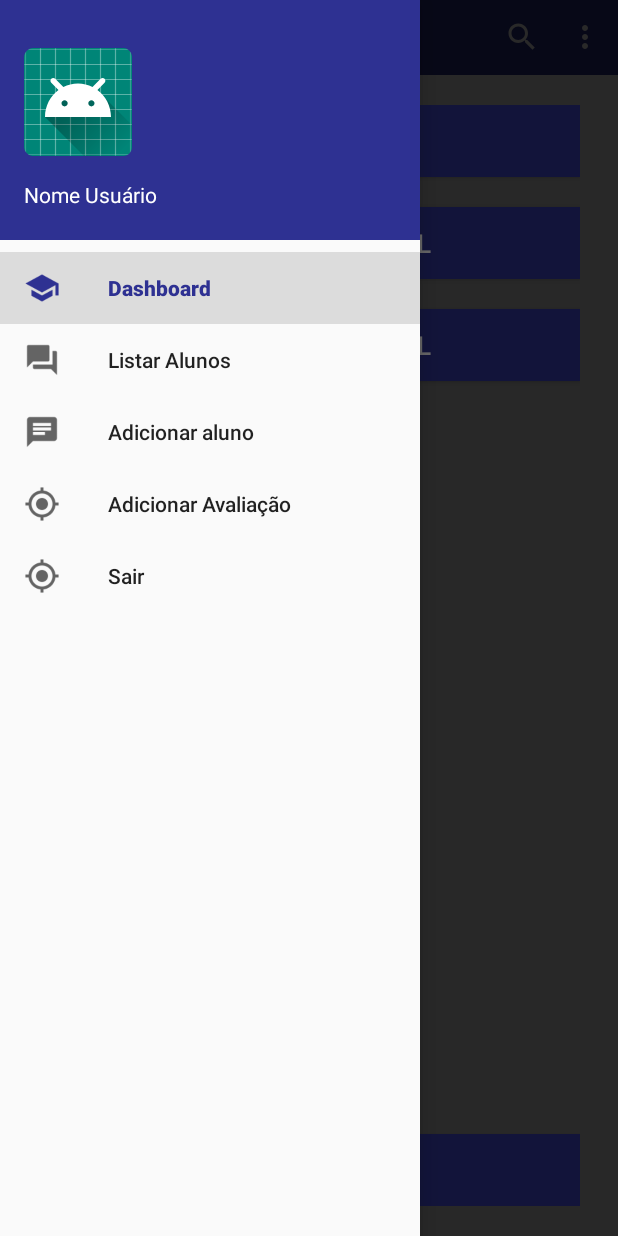
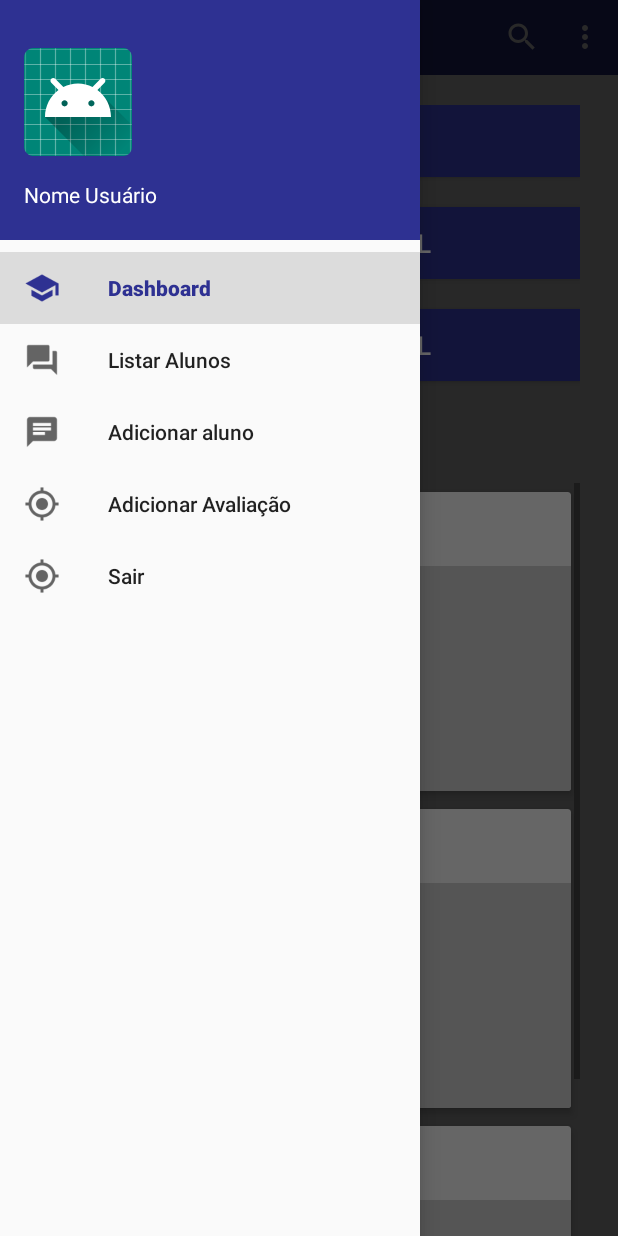
Before and after one commit to lrs96/app-gym-manager, an Android app: the MainActivity screen opened directly, with no data from a screen before it, with the side drawer open, on a phone screen of 412 x 824 dp. Run offline under Robolectric (Android 15) with nearby library versions, the phone set to English and light mode, and no system bars; our stand-ins replace Picasso; pictures from the network do not load.

Commit message:
Implementação do card views e reciclew view

```diff
--- a/app/build.gradle
+++ b/app/build.gradle
@@ -5,12 +5,12 @@ apply plugin: 'kotlin-android'
 apply plugin: 'kotlin-android-extensions'
 
 android {
-    compileSdkVersion 29
+    compileSdkVersion 28
     buildToolsVersion "29.0.3"
     defaultConfig {
         applicationId "br.com.app_my_manage_mobile"
         minSdkVersion 28
-        targetSdkVersion 29
+        targetSdkVersion 28
         versionCode 1
         versionName "1.0"
         testInstrumentationRunner "androidx.test.runner.AndroidJUnitRunner"
@@ -30,6 +30,7 @@ dependencies {
     implementation 'androidx.appcompat:appcompat:1.1.0'
     implementation 'androidx.core:core-ktx:1.2.0'
     implementation 'androidx.constraintlayout:constraintlayout:1.1.3'
+    implementation 'com.squareup.picasso:picasso:2.5.2'
     testImplementation 'junit:junit:4.12'
     androidTestImplementation 'androidx.test.ext:junit:1.1.1'
     androidTestImplementation 'androidx.test.espresso:espresso-core:3.2.0'
--- a/app/src/main/AndroidManifest.xml
+++ b/app/src/main/AndroidManifest.xml
@@ -2,6 +2,7 @@
 <manifest xmlns:android="http://schemas.android.com/apk/res/android"
     package="br.com.app_my_manage_mobile">
 
+    <uses-permission android:name="android.permission.INTERNET" />
     <application
         android:allowBackup="true"
         android:icon="@mipmap/ic_launcher"
--- /dev/null
+++ b/app/src/main/java/br/com/app_my_manage_mobile/Disciplina.kt
@@ -0,0 +1,16 @@
+package br.com.app_my_manage_mobile
+
+import java.io.Serializable
+
+class Disciplina : Serializable {
+
+    var id:Long = 0
+    var nome = ""
+    var ementa = ""
+    var foto = ""
+    var professor = ""
+
+    override fun toString(): String {
+        return "Disciplina(nome='$nome')"
+    }
+}
--- /dev/null
+++ b/app/src/main/java/br/com/app_my_manage_mobile/DisciplinaAdapter.kt
@@ -0,0 +1,78 @@
+package br.com.app_my_manage_mobile
+import androidx.cardview.widget.CardView
+import androidx.recyclerview.widget.RecyclerView
+import android.view.LayoutInflater
+import android.view.View
+import android.view.ViewGroup
+import android.widget.ImageView
+import android.widget.ProgressBar
+import android.widget.TextView
+import com.squareup.picasso.Picasso
+import  kotlinx.android.synthetic.main.adapter_disciplina.*
+
+// define o construtor que recebe a lista de disciplinas e o evento de clique
+class DisciplinaAdapter (
+    val disciplinas: List<Disciplina>,
+    val onClick: (Disciplina) -> Unit): RecyclerView.Adapter<DisciplinaAdapter.DisciplinasViewHolder>() {
+
+    // ViewHolder com os elemetos da tela
+    class DisciplinasViewHolder(view: View): RecyclerView.ViewHolder(view) {
+        val cardNome: TextView
+        val cardImg : ImageView
+        var cardProgress: ProgressBar
+        var cardView: CardView
+
+        init {
+            cardNome = view.findViewById<TextView>(R.id.cardNome)
+            cardImg = view.findViewById<ImageView>(R.id.cardImg)
+            cardProgress = view.findViewById<ProgressBar>(R.id.cardProgress)
+            cardView = view.findViewById<CardView>(R.id.card_disciplinas)
+
+        }
+
+    }
+
+    // Quantidade de disciplinas na lista
+
+    override fun getItemCount() = this.disciplinas.size
+
+    // inflar layout do adapter
+
+    override fun onCreateViewHolder(parent: ViewGroup, viewType: Int): DisciplinasViewHolder {
+        // infla view no adapter
+        val view = LayoutInflater.from(parent.context).inflate(R.layout.adapter_disciplina, parent, false)
+
+        // retornar ViewHolder
+        val holder = DisciplinasViewHolder(view)
+        return holder
+    }
+
+    // bind para atualizar Views com os dados
+
+    override fun onBindViewHolder(holder: DisciplinasViewHolder, position: Int) {
+        val context = holder.itemView.context
+
+        // recuperar objeto disciplina
+        val disciplina = disciplinas[position]
+
+        // atualizar dados de disciplina
+
+        holder.cardNome.text = disciplina.nome
+        holder.cardProgress.visibility = View.VISIBLE
+
+        // download da imagem
+        Picasso.with(context).load(disciplina.foto).fit().into(holder.cardImg,
+            object: com.squareup.picasso.Callback{
+                override fun onSuccess() {
+                    holder.cardProgress.visibility = View.GONE
+                }
+
+                override fun onError() {
+                    holder.cardProgress.visibility = View.GONE
+                }
+            })
+
+        // adiciona evento de clique
+        holder.itemView.setOnClickListener {onClick(disciplina)}
+    }
+}
--- /dev/null
+++ b/app/src/main/java/br/com/app_my_manage_mobile/DisciplinaService.kt
@@ -0,0 +1,22 @@
+package br.com.app_my_manage_mobile
+
+import android.content.Context
+
+object DisciplinaService {
+
+    fun getDisciplinas (context: Context): List<Disciplina> {
+        val disciplinas = mutableListOf<Disciplina>()
+
+        // criar 10 disciplinas
+        for (i in 1..10) {
+            val d = Disciplina()
+            d.nome = "Disciplina $i"
+            d.ementa = "Ementa Disciplina $i"
+            d.professor = "Professor Disciplina $i"
+            d.foto = "https://cdn.pixabay.com/photo/2018/01/18/20/42/pencil-3091204_1280.jpg"
+            disciplinas.add(d)
+        }
+        return disciplinas
+    }
+
+}
--- a/app/src/main/java/br/com/app_my_manage_mobile/MainActivity.kt
+++ b/app/src/main/java/br/com/app_my_manage_mobile/MainActivity.kt
@@ -10,15 +10,19 @@ import android.os.Handler
 import android.view.Menu
 import android.view.MenuItem
 import android.view.View
+import android.widget.LinearLayout
 import android.widget.Toast
 import androidx.appcompat.app.ActionBarDrawerToggle
 import androidx.core.view.GravityCompat
+import androidx.recyclerview.widget.DefaultItemAnimator
+import androidx.recyclerview.widget.LinearLayoutManager
 import com.google.android.material.navigation.NavigationView
 import kotlinx.android.synthetic.main.activity_main.*
 import kotlinx.android.synthetic.main.toolbar.*
 
 class MainActivity : AppCompatActivity(), NavigationView.OnNavigationItemSelectedListener {
-
+    private val context: Context get() =  this
+    private var disciplinas = listOf<Disciplina>()
 
     override fun onCreate(savedInstanceState: Bundle?) {
         super.onCreate(savedInstanceState)
@@ -30,6 +34,27 @@ class MainActivity : AppCompatActivity(), NavigationView.OnNavigationItemSelecte
 
         supportActionBar?.setDisplayHomeAsUpEnabled(true)
         configuraMenuLateral()
+
+        // configurar cardview
+        recyclerDisciplinas?.layoutManager = LinearLayoutManager(context)
+        recyclerDisciplinas?.itemAnimator = DefaultItemAnimator()
+        recyclerDisciplinas?.setHasFixedSize(true)
+    }
+
+    override fun onResume() {
+        super.onResume()
+        taskDisciplinas()
+    }
+
+    fun taskDisciplinas() {
+        this.disciplinas = DisciplinaService.getDisciplinas(context)
+        // atualizar lista
+        recyclerDisciplinas?.adapter = DisciplinaAdapter(disciplinas) {onClickDisciplina(it)}
+    }
+
+    // tratamento do evento de clicar em uma disciplina
+    fun onClickDisciplina(disciplina: Disciplina) {
+        Toast.makeText(context, "Clicou disciplina ${disciplina.nome}", Toast.LENGTH_SHORT).show()
     }
 
     // configuração do navigation Drawer com a toolbar
--- a/app/src/main/res/layout/activity_main.xml
+++ b/app/src/main/res/layout/activity_main.xml
@@ -57,19 +57,9 @@
 
         <FrameLayout
             android:layout_width="match_parent"
-            android:layout_height="match_parent"
+            android:layout_height="wrap_content"
             android:layout_gravity="bottom"
             android:paddingBottom="20dp">
-            <Button
-                android:id="@+id/btn_enviar"
-                android:layout_width="match_parent"
-                android:layout_height="wrap_content"
-                android:background="@color/colorPrimary"
-                android:onClick="clickBtnEnviar"
-                android:text="@string/btn_enviar"
-                android:textColor="@color/white"
-                android:textSize="@dimen/txt_btn"
-                android:layout_gravity="bottom"/>
 
             <ProgressBar
                 android:id="@+id/progressBarId"
@@ -84,6 +74,24 @@
                 android:visibility="invisible" />
         </FrameLayout>
 
+        <ScrollView
+            android:layout_width="match_parent"
+            android:layout_height="match_parent">
+
+            <androidx.recyclerview.widget.RecyclerView
+                android:layout_width="match_parent"
+                android:layout_height="match_parent"
+                android:id="@+id/recyclerDisciplinas"
+                android:cacheColorHint="@android:color/transparent"
+                android:divider="@null"
+                android:dividerHeight="0dp"
+                android:listSelector="@android:color/transparent"
+                android:scrollbarStyle="outsideOverlay"
+                android:scrollbars="vertical">
+
+            </androidx.recyclerview.widget.RecyclerView>
+
+        </ScrollView>
     </LinearLayout>
 
     <!--Menu lateral-->
```
Also changed, not shown: app/src/main/res/layout/adapter_disciplina.xml (added, +48 -0 lines).
